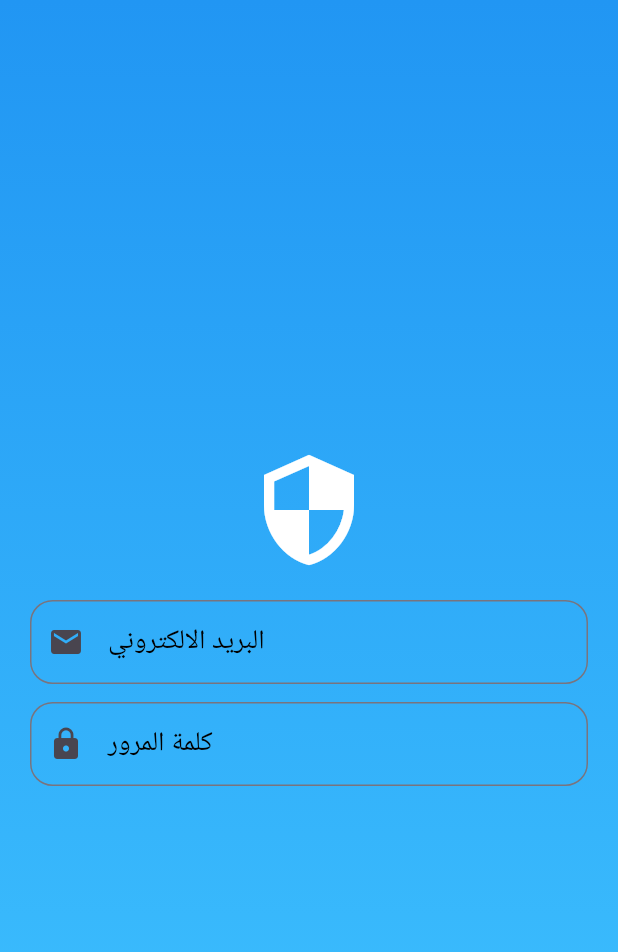
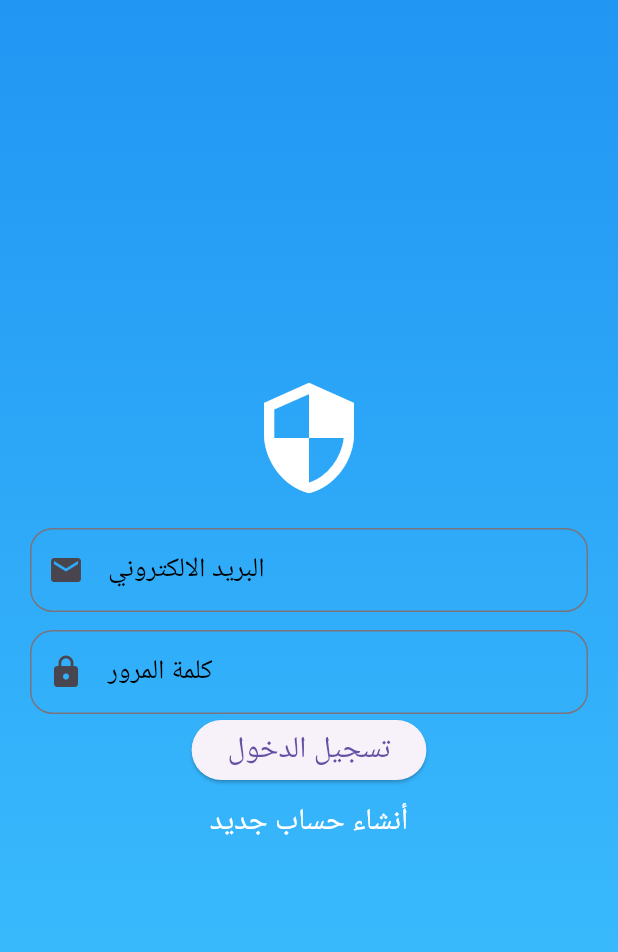
Before and after one commit to TawhibAbdulrab7/Safenet, a Flutter app: the screen it shows after launch, on a phone screen of 412 x 824 dp. Shown: the top 952 px of the screen. Run offline on Flutter 3.47's test engine with Material 3 defaults, Android fonts, the phone set to English and light mode, and no system bars.

Commit message:
Login Screen: add login and signup buttons

```diff
--- a/lib/screens/login_screen.dart
+++ b/lib/screens/login_screen.dart
@@ -15,42 +15,56 @@ class LoginScreen extends StatelessWidget {
           ),
         ),
 
-
         child: Padding(
           padding: const EdgeInsets.all(20),
           child: Column(
             mainAxisAlignment: MainAxisAlignment.center,
             children: [
               Icon(Icons.security, size: 80, color: Colors.white),
-                const SizedBox(height: 20,),
+              const SizedBox(height: 20),
               const TextField(
                 decoration: InputDecoration(
                   labelText: "البريد الالكتروني",
-                    labelStyle: TextStyle(fontSize: 18,color:Colors.black ),
+                  labelStyle: TextStyle(fontSize: 18, color: Colors.black),
                   prefixIcon: Icon(Icons.email),
-                    border: OutlineInputBorder(borderRadius: BorderRadius.all(Radius.circular(15))
+                  border: OutlineInputBorder(
+                    borderRadius: BorderRadius.all(Radius.circular(15)),
                   ),
                 ),
               ),
-                const SizedBox(height: 12,),
+              const SizedBox(height: 12),
               const TextField(
                 // cursorErrorColor: Colors.red,
                 obscureText: true,
                 decoration: InputDecoration(
                   labelText: "كلمة المرور",
-                    labelStyle: TextStyle(fontSize: 18,color:Colors.black ),
+                  labelStyle: TextStyle(fontSize: 18, color: Colors.black),
                   prefixIcon: Icon(Icons.lock),
                   border: OutlineInputBorder(
-                        borderRadius: BorderRadius.all(Radius.circular(15))
+                    borderRadius: BorderRadius.all(Radius.circular(15)),
                   ),
                 ),
               ),
-
+              ElevatedButton(
+                onPressed: () {
+                  Navigator.pushReplacementNamed(context, '/dashboard');
+                },
+                child: const Text(
+                  "تسجيل الدخول",
+                  style: TextStyle(fontSize: 20),
+                ),
+              ),
+              TextButton(
+                onPressed: () {},
+                child: const Text(
+                  "أنشاء حساب جديد",
+                  style: TextStyle(fontSize: 20,color: Colors.white),
+                ),
+              ),
             ],
           ),
         ),
       ),
-
     );
   }
 }
```
Lines whose indentation alone changed are shown as unchanged.
